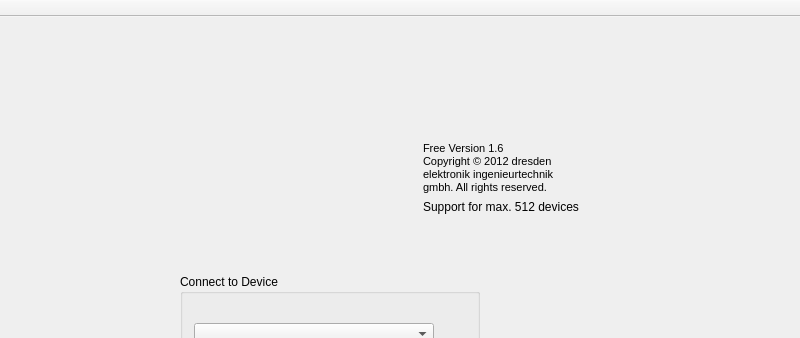
Before: the Qt Designer form src/mainwindow.ui in dresden-elektronik/deconz, drawn with Qt 5; both pictures show x 0 to 800 and y 0 to 338 of the 800 by 600 pixel window.
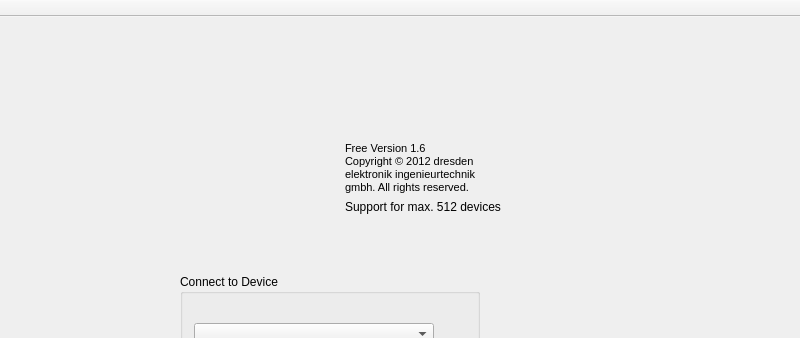
After: the same form once the commit is applied. The open tabs and pages were chosen to show the change. Icons and pictures are not drawn. Custom widgets are drawn as their Qt base class.

Patch:
```diff
--- a/src/mainwindow.ui
+++ b/src/mainwindow.ui
@@ -60,24 +60,33 @@
             <property name="orientation">
              <enum>Qt::Horizontal</enum>
             </property>
+            <property name="sizeType">
+             <enum>QSizePolicy::MinimumExpanding</enum>
+            </property>
             <property name="sizeHint" stdset="0">
              <size>
-              <width>140</width>
+              <width>40</width>
               <height>62</height>
              </size>
             </property>
            </spacer>
           </item>
           <item>
-           <widget class="QLabel" name="label_5">
+           <widget class="QLabel" name="labelLogo">
+            <property name="maximumSize">
+             <size>
+              <width>320</width>
+              <height>16777215</height>
+             </size>
+            </property>
             <property name="text">
              <string/>
             </property>
             <property name="pixmap">
              <pixmap resource="zm_resources.qrc">:/img/welcome.png</pixmap>
             </property>
-            <property name="scaledContents">
-             <bool>false</bool>
+            <property name="alignment">
+             <set>Qt::AlignLeading|Qt::AlignLeft|Qt::AlignTop</set>
             </property>
            </widget>
           </item>
@@ -86,9 +95,12 @@
             <property name="orientation">
              <enum>Qt::Horizontal</enum>
             </property>
+            <property name="sizeType">
+             <enum>QSizePolicy::Minimum</enum>
+            </property>
             <property name="sizeHint" stdset="0">
              <size>
-              <width>40</width>
+              <width>32</width>
               <height>20</height>
              </size>
             </property>
```
Left out of the diff: 8 changed lines with no effect on the pictures.
